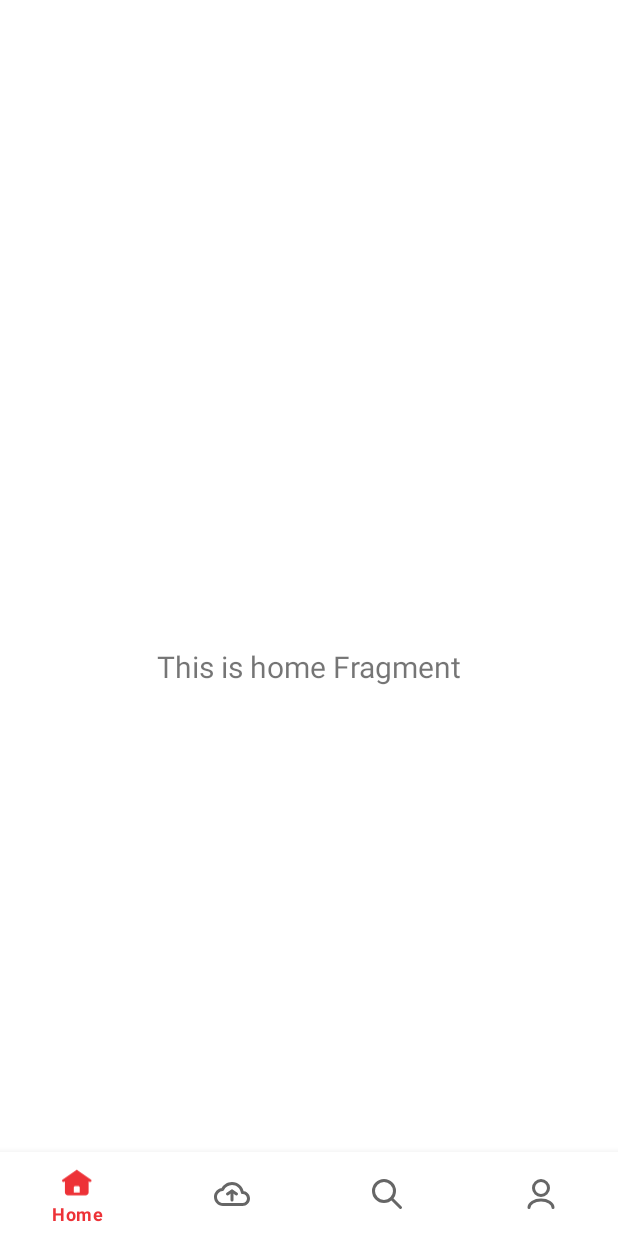
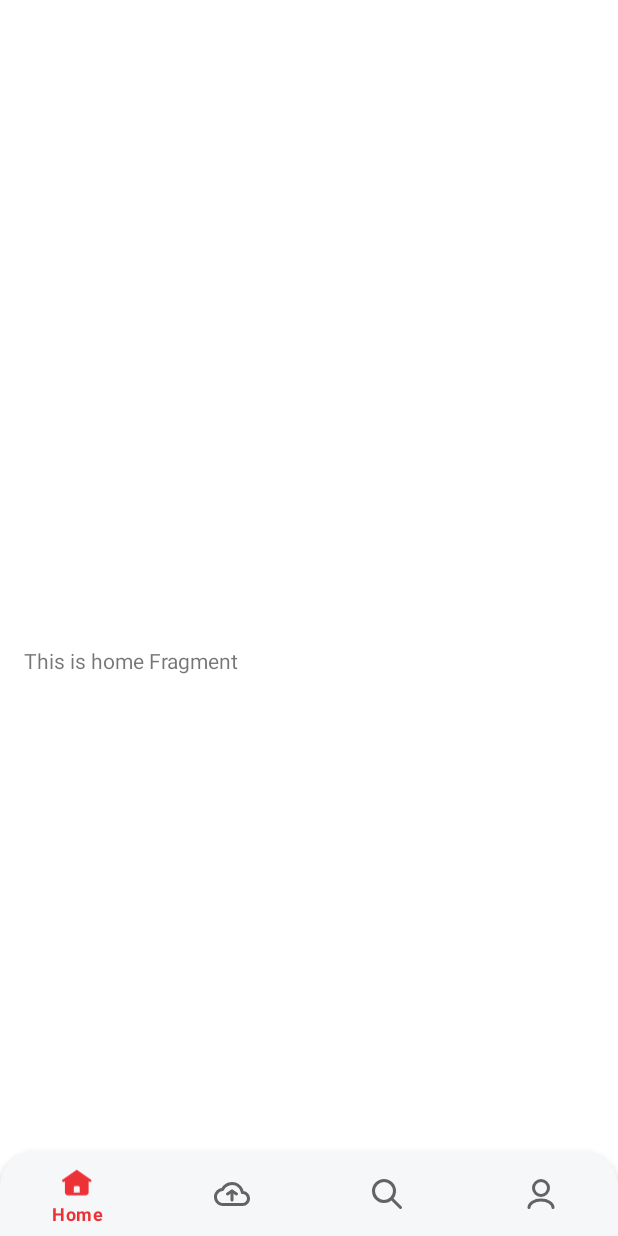
Before and after one commit to febriansya/SaveLifeApp, an Android app: the HomeFragment screen opened directly, with no data from a screen before it, on a phone screen of 412 x 824 dp. Run offline under Robolectric (Android 15) with nearby library versions, the phone set to English and light mode, and no system bars; our stand-ins replace navigation-ui.

Commit message:
custom navigation bar

```diff
--- a/app/src/main/java/com/example/savelifeapp/home/ui/account/AccountViewModel.kt
+++ b/app/src/main/java/com/example/savelifeapp/home/ui/account/AccountViewModel.kt
@@ -6,7 +6,7 @@ import androidx.lifecycle.ViewModel
 
 class AccountViewModel : ViewModel(){
     private val _text = MutableLiveData<String>().apply {
-        value = "This is home Fragment"
+        value = "This is Account Fragment"
     }
     val text: LiveData<String> = _text
 }
--- a/app/src/main/java/com/example/savelifeapp/home/ui/home/HomeFragment.kt
+++ b/app/src/main/java/com/example/savelifeapp/home/ui/home/HomeFragment.kt
@@ -28,7 +28,7 @@ class HomeFragment : Fragment() {
         _binding = FragmentHomeBinding.inflate(inflater, container, false)
         val root: View = binding.root
 
-        val textView: TextView = binding.textHome
+        val textView: TextView = binding.ihi
         homeViewModel.text.observe(viewLifecycleOwner) {
             textView.text = it
         }
--- /dev/null
+++ b/app/src/main/res/drawable/custom_navigation_bar.xml
@@ -0,0 +1,8 @@
+<?xml version="1.0" encoding="utf-8"?>
+<shape xmlns:android="http://schemas.android.com/apk/res/android">
+    <solid android:color="#F6F7F8" />
+    <corners
+        android:topLeftRadius="23dp"
+        android:topRightRadius="23dp" />
+
+</shape>
--- a/app/src/main/res/layout/activity_home.xml
+++ b/app/src/main/res/layout/activity_home.xml
@@ -12,7 +12,7 @@
         android:layout_height="wrap_content"
         android:layout_marginStart="0dp"
         android:layout_marginEnd="0dp"
-        android:background="?android:attr/windowBackground"
+        android:background="@drawable/custom_navigation_bar"
         app:layout_constraintBottom_toBottomOf="parent"
         app:layout_constraintLeft_toLeftOf="parent"
         app:layout_constraintRight_toRightOf="parent"
--- a/app/src/main/res/layout/fragment_home.xml
+++ b/app/src/main/res/layout/fragment_home.xml
@@ -7,14 +7,12 @@
     tools:context=".home.ui.home.HomeFragment">
 
     <TextView
-        android:id="@+id/text_home"
-        android:layout_width="match_parent"
+        android:id="@+id/ihi"
+        android:layout_width="0dp"
         android:layout_height="wrap_content"
-        android:layout_marginStart="8dp"
-        android:layout_marginTop="8dp"
-        android:layout_marginEnd="8dp"
-        android:textAlignment="center"
-        android:textSize="20sp"
+        android:layout_marginStart="16dp"
+        android:layout_marginEnd="16dp"
+        android:text="TextView"
         app:layout_constraintBottom_toBottomOf="parent"
         app:layout_constraintEnd_toEndOf="parent"
         app:layout_constraintStart_toStartOf="parent"
--- a/app/src/main/res/values/colors.xml
+++ b/app/src/main/res/values/colors.xml
@@ -2,7 +2,7 @@
 <resources>
     <color name="purple_200">#FFBB86FC</color>
     <color name="purple_500">#ED3237</color>
-    <color name="purple_700">#FF3700B3</color>
+    <color name="purple_700">#D7D2CE</color>
     <color name="teal_200">#FF03DAC5</color>
     <color name="teal_700">#FF018786</color>
     <color name="black">#FF000000</color>
@@ -12,7 +12,6 @@
 
     <color name="blue">#71A8F7</color>
 
-
     <color name="soft_gray">#D7D2CE</color>
     <color name="soft_brown">#D3C0B2</color>
     <color name="brown">#A99282</color>
```
Also changed, not shown: app/src/main/AndroidManifest.xml (+11 -5 lines).
